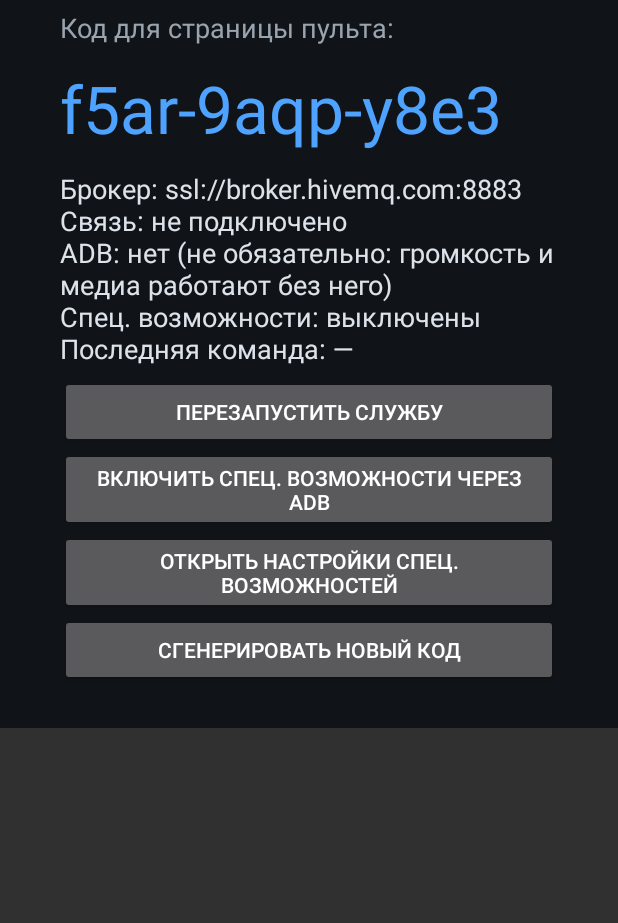
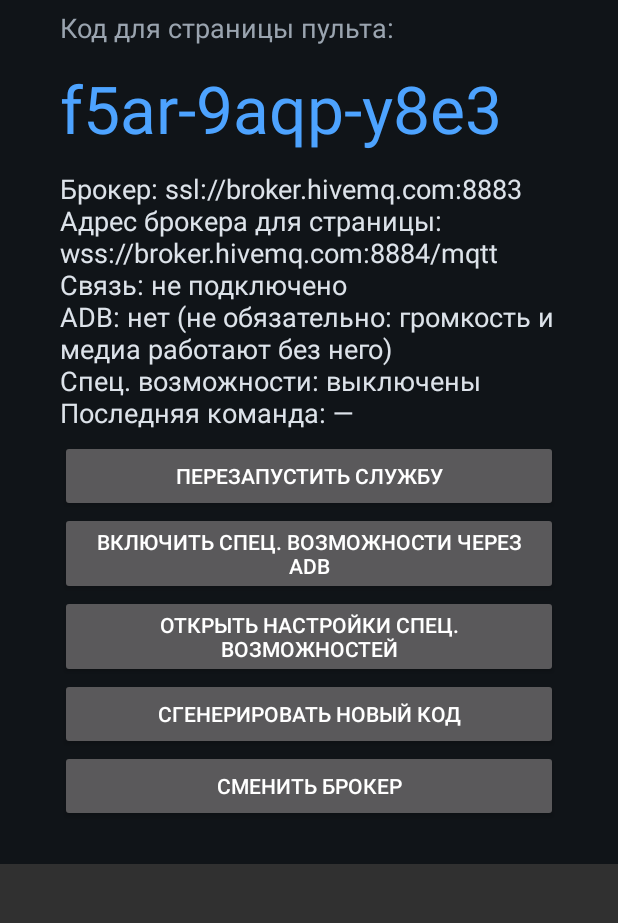
Before and after one commit to andreevrar/remote, an Android app: the screen it shows after launch (MainActivity), on a phone screen of 412 x 824 dp, the part 121-1044 px from its top. Run offline under Robolectric (Android 15) with nearby library versions, the light colour scheme and no system bars.

Commit message:
Add files via upload

```diff
--- a/app/src/main/java/app/tvremote/Config.kt
+++ b/app/src/main/java/app/tvremote/Config.kt
@@ -29,8 +29,22 @@ object Config {
 
     fun pretty(code: String): String = code.chunked(4).joinToString("-")
 
-    fun broker(c: Context): String =
-        prefs(c).getString("broker", DEFAULT_BROKER) ?: DEFAULT_BROKER
+    /** Пары: адрес для ТВ (ssl) и адрес для страницы пульта (wss). Сервер у пары один и тот же. */
+    val BROKERS: List<Pair<String, String>> = listOf(
+        Pair("ssl://broker.hivemq.com:8883", "wss://broker.hivemq.com:8884/mqtt"),
+        Pair("ssl://broker.emqx.io:8883", "wss://broker.emqx.io:8084/mqtt")
+    )
+
+    private fun brokerIndex(c: Context): Int =
+        prefs(c).getInt("broker_idx", 0).coerceIn(0, BROKERS.size - 1)
+
+    fun broker(c: Context): String = BROKERS[brokerIndex(c)].first
+
+    fun pageBroker(c: Context): String = BROKERS[brokerIndex(c)].second
+
+    fun nextBroker(c: Context) {
+        prefs(c).edit().putInt("broker_idx", (brokerIndex(c) + 1) % BROKERS.size).apply()
+    }
 }
 
 /** Общее состояние для экрана приложения. */
--- a/app/src/main/java/app/tvremote/ControlService.kt
+++ b/app/src/main/java/app/tvremote/ControlService.kt
@@ -157,7 +157,8 @@ class ControlService : Service() {
                 }
 
                 override fun connectionLost(cause: Throwable?) {
-                    Status.mqtt = "связь потеряна, переподключаюсь…"
+                    Status.mqtt = "связь потеряна (" +
+                        (cause?.message ?: cause?.javaClass?.simpleName ?: "?") + "), переподключаюсь…"
                 }
 
                 override fun messageArrived(topic: String?, message: MqttMessage?) {
--- a/app/src/main/java/app/tvremote/MainActivity.kt
+++ b/app/src/main/java/app/tvremote/MainActivity.kt
@@ -48,6 +48,10 @@ class MainActivity : Activity() {
         root.addView(button("Включить спец. возможности через ADB") { enableAccessibility() })
         root.addView(button("Открыть настройки спец. возможностей") { openAccessibilitySettings() })
         root.addView(button("Сгенерировать новый код") { restartService(true) })
+        root.addView(button("Сменить брокер") {
+            Config.nextBroker(this)
+            restartService(false)
+        })
 
         val scroll = ScrollView(this)
         scroll.addView(root)
@@ -91,6 +95,7 @@ class MainActivity : Activity() {
         val adb = if (Status.adbOk) "подключено"
         else "нет (не обязательно: громкость и медиа работают без него)"
         infoView.text = "Брокер: " + Config.broker(this) + "\n" +
+            "Адрес брокера для страницы: " + Config.pageBroker(this) + "\n" +
             "Связь: " + Status.mqtt + "\n" +
             "ADB: " + adb + "\n" +
             "Спец. возможности: " + acc + "\n" +
```
Also changed, not shown: 1 other file.
